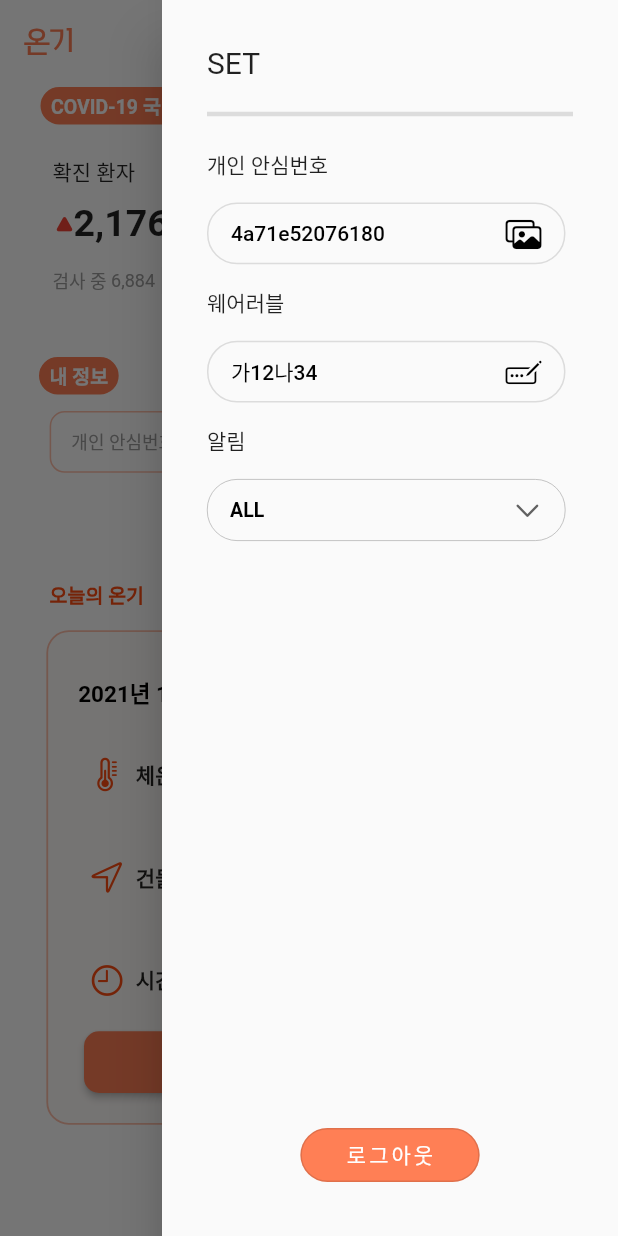
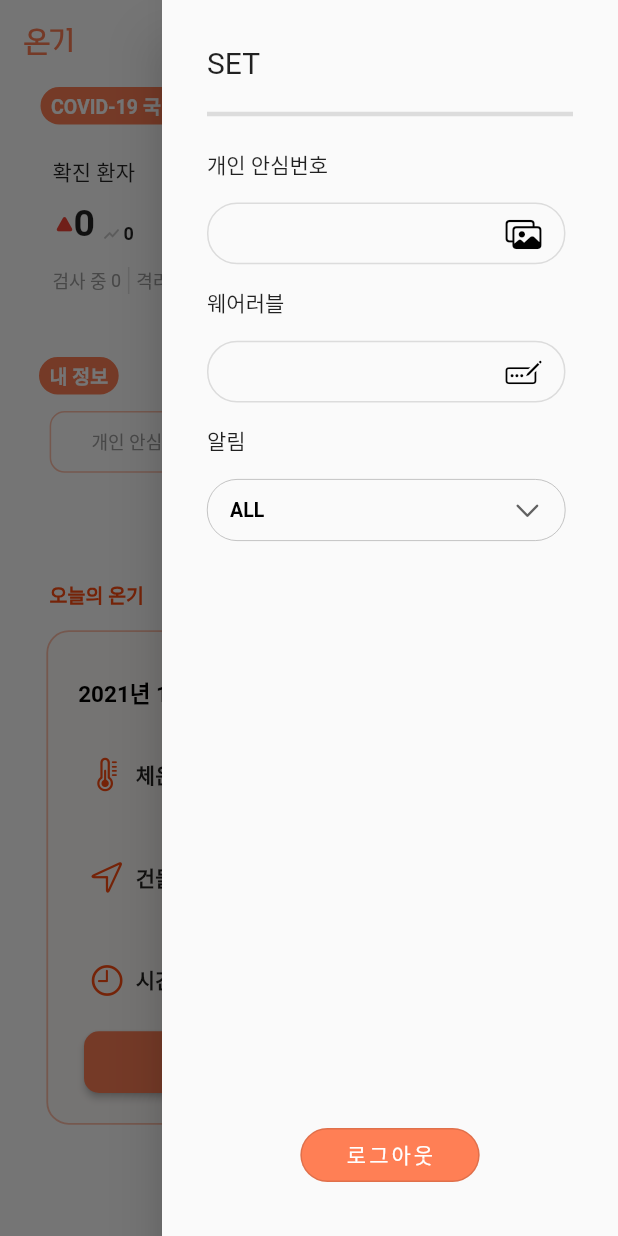
Before and after one commit to kangsy0058/NFC_2021_APP, a Flutter app: the App screen opened directly, after a tap on the "menu" icon, on a phone screen of 412 x 824 dp. Run offline on Flutter 3.47's test engine with Material 2 defaults, Android fonts, the phone set to English and light mode, and no system bars; our stand-ins replace firebase_auth, firebase_core, firebase_messaging, flutter_signin_button, get, google_sign_in and 4 more; missing offline and left inert: dart:ffi, flutter_barcode_scanner, flutter_web_auth, nfc_manager, xml2json; accounts and stored records are empty; network calls fail.

```diff
--- a/lib/data/corna.dart
+++ b/lib/data/corna.dart
@@ -1,34 +1,27 @@
 import 'package:intl/intl.dart';
 import 'package:http/http.dart' as http;
 import 'dart:convert' as convert;
-
 import 'package:xml2json/xml2json.dart';
 
-
-class CBoard {
-  var  decide, clear, exam;
-  // var date;
+dynamic  decide="0", clear="0", exam="0",tot="0";
 String date = "00.00 00:00";
 
 var  _coronaJson;
+
 String _serviceKey = "M8J0A7jAfaLHLHj9D0X1lnYa4XJtbC4fuymKw4y81OniBFdyb1IeE%2BZXE4A7WE0RfhlVO%2Bd2tuxIZ4qH5fmBQQ%3D%3D";
-  // String _today = DateFormat("yyyyMMdd").format(DateTime.now());
-  // String _yesterday = DateFormat("yyyyMMdd").format(DateTime(
-  //   DateTime
-  //       .now()
-  //       .subtract(Duration(days: 1))
-  //       .year,
-  //   DateTime
-  //       .now()
-  //       .subtract(Duration(days: 1))
-  //       .month,
-  //   DateTime
-  //       .now()
-  //       .subtract(Duration(days: 1))
-  //       .day,
-  // ));
 
 String _today = DateFormat("yyyyMMdd").format(DateTime(
+  DateTime
+      .now()
+      .year,
+  DateTime
+      .now()
+      .month,
+  DateTime
+      .now()
+      .day,
+));
+String _yesterday = DateFormat("yyyyMMdd").format(DateTime(
   DateTime
       .now()
       .subtract(Duration(days: 1))
@@ -42,33 +35,13 @@ class CBoard {
       .subtract(Duration(days: 1))
       .day,
 ));
-  String _yesterday = DateFormat("yyyyMMdd").format(DateTime(
-    DateTime
-        .now()
-        .subtract(Duration(days: 2))
-        .year,
-    DateTime
-        .now()
-        .subtract(Duration(days: 2))
-        .month,
-    DateTime
-        .now()
-        .subtract(Duration(days: 2))
-        .day,
-  ));
 String _baseUrl = "openapi.data.go.kr";
 String _getData = "/openapi/service/rest/Covid19/getCovid19InfStateJson";
 
-
-  Future<int> getDecide() async{
-    decide = int.parse(_coronaJson[0]["decideCnt"]) -
-        int.parse(_coronaJson[1]["decideCnt"]); //확진자
-    return await decide;
+String numberWithComma(int param){
+  return new NumberFormat('###,###,###,###').format(param).replaceAll(' ', '');
 }
-
 cornaInit() async {
-    // print("cornaInit");
-    //api호출하고 res까지만 받은 상태 1.date값 datenow로 변경,2.xml data parsing
   final queryParameters = {
     //하하 % URI 인코딩이 뭐가 문제가 있다 %를 25로 문제!!
     'serviceKey': Uri.decodeFull(
@@ -82,7 +55,11 @@ class CBoard {
       _baseUrl,
       _getData,
       queryParameters);
+
+
   var response = await http.get(url); //api 요청
+
+
   if (response.statusCode == 200) { //정상일 경우
     final xml = response.body; //boy값만 xml
     final xml2json = Xml2Json()
@@ -92,25 +69,24 @@ class CBoard {
 
     _coronaJson = convert.jsonDecode(
         json)["response"]["body"]["items"]["item"]; //필요한 값만
-      // print(_coronaJson[0]);
+    tot = int.parse(_coronaJson[0]["decideCnt"]);
     decide = int.parse(_coronaJson[0]["decideCnt"]) -
-          int.parse(_coronaJson[1]["decideCnt"]); //확진자
+        int.parse(_coronaJson.last["decideCnt"]); //확진자
     date = _coronaJson[0]["stateDt"] + " " + _coronaJson[0]["stateTime"];
     date = date.substring(4);
-      cBoard.date = date.substring(0, 2) + "." + date.substring(2); //기준시간
+    date = date.substring(0, 2) + "." + date.substring(2); //기준시간
+    clear = int.parse(_coronaJson[0]["clearCnt"]) -
+        int.parse(_coronaJson.last["clearCnt"]); //격리해제
+    exam = int.parse(_coronaJson[0]["examCnt"]) -
+        int.parse(_coronaJson.last["examCnt"]); //검사자
 
-      clear = int.parse(_coronaJson[0]["clearCnt"]) -
-          int.parse(_coronaJson[1]["clearCnt"]); //격리해제
-      exam = int.parse(_coronaJson[0]["examCnt"]) -
-          int.parse(_coronaJson[1]["examCnt"]); //검사자
+    decide = numberWithComma(decide);
+    clear = numberWithComma(clear);
+    exam = numberWithComma(exam);
+    tot = numberWithComma(tot);
+
   } else {
     print(
         'Request failed with status: ${response.statusCode}.');
   }
 }
-
-
-}
-
-
-CBoard cBoard = CBoard();
--- a/lib/data/user.dart
+++ b/lib/data/user.dart
@@ -1,10 +1,4 @@
 
-
-
-class NfcUser{
-  String WSN="...";
-  String PSN="...";
-
-
-}
-NfcUser nfcUser = NfcUser();
+String WSN="";
+String PSN="";
+String DisplayName="";
--- a/lib/home_page.dart
+++ b/lib/home_page.dart
@@ -8,6 +8,7 @@ import 'package:flutter/material.dart';
 import 'package:get/get.dart';
 import 'package:nfc_app21/data/corna.dart';
 import 'package:nfc_app21/basics_example.dart';
+import 'package:nfc_app21/data/user.dart';
 import 'package:nfc_app21/log_page.dart';
 import 'package:nfc_app21/main.dart';
 import 'package:http/http.dart' as http;
@@ -18,40 +19,16 @@ class HomePage extends StatefulWidget {
   _HomePageState createState() => _HomePageState();
 }
 
+class _HomePageState extends State<HomePage> {
+  @override
+  void initState() {
+    cornaInit();
 
-void initUserInfo(String uid)  async {
-  final UserController c = Get.find();
-  print(uid);
-  String _baseUrl = "210.119.104.206:8080";
-  String _getData = "/v1/common/user/userinfo";
-  final queryParameters = {
-    'UUID': uid,
-  };
-  var url = Uri.http(
-      _baseUrl,
-      _getData,
-      queryParameters);
-  var response = await http.get(url);
-  var test = jsonDecode(response.body);
-  print(test["User_log"]["PSN"]);
-  // c.PSN=test["User_log"]["PSN"];
-  // c.PSN=test["User_log"]["PSN"];
+    super.initState();
+  }
 
 
-}
-
-class _HomePageState extends State<HomePage> {
-  CBoard cronaData = CBoard();
-
-  @override
-  void initState() {
-    super.initState();
-    initUserInfo("user13");
-    cronaData.cornaInit();
-  }
   Container buildConfirmedCases() {
-
-
     return Container(
       padding: EdgeInsets.fromLTRB(7, 10, 7, 0),
       margin: EdgeInsets.fromLTRB(2, 10, 2, 0),
@@ -94,8 +71,7 @@ class _HomePageState extends State<HomePage> {
                             size: 12,
                           ),
                           Text(
-                            // cronaData.decide.toString()
-                            "2,176"
+                            decide
                             ,
                             style:
                             TextStyle(fontSize: 25, fontWeight: FontWeight.bold),
@@ -116,7 +92,7 @@ class _HomePageState extends State<HomePage> {
                               ),
                             ),
                             Text(
-                              "327,976",
+                              tot,
                               style: TextStyle(
                                   fontSize: 12, fontWeight: FontWeight.bold),
                             )
@@ -138,7 +114,7 @@ class _HomePageState extends State<HomePage> {
                     Text("검사 중 ",
                         style: TextStyle(fontSize: 12, color: Colors.grey)),
                     // Text(cronaData.exam.toString(),
-                    Text("6,884",
+                    Text(exam,
                         style: TextStyle(fontSize: 12, color: Colors.grey))
                   ],
                 ),
@@ -152,7 +128,7 @@ class _HomePageState extends State<HomePage> {
                     Text("격리해제 ",
                         style: TextStyle(fontSize: 12, color: Colors.grey)),
                     // Text(cronaData.exam.toString(),
-                    Text("3,269",
+                    Text(clear,
                         style: TextStyle(fontSize: 12, color: Colors.grey))
                   ],
                 ),
@@ -165,13 +141,13 @@ class _HomePageState extends State<HomePage> {
 
   }
   Future<String> _fetch1() async {
-
-    return "dkdkd";
+    return "corona";
   }
 
   final UserController user = Get.find();
   @override
   Widget build(BuildContext context) {
+
 
     Color mainColor = Color(0xffff7f55); // 22 찐
     Color pointColor = Color(0xffff4c11); // 가장 찐
@@ -214,7 +190,7 @@ class _HomePageState extends State<HomePage> {
                       size: 16,
                     ),
                   ),
-                  Text(cBoard.date,
+                  Text(date,
                       style: TextStyle(color: Colors.grey, fontSize: 11)),
                 ]),
                 buildConfirmedCases(),
@@ -267,7 +243,7 @@ class _HomePageState extends State<HomePage> {
                             "개인 안심번호",
                             style: TextStyle(fontSize: 12, color: Colors.grey),
                           ),
-                          Text("${user.PSN}",
+                          Text(PSN,
                               style: TextStyle(
                                   fontSize: 13, fontWeight: FontWeight.bold)),
                         ],
@@ -293,7 +269,7 @@ class _HomePageState extends State<HomePage> {
                           Text("디바이스",
                               style:
                                   TextStyle(fontSize: 12, color: Colors.grey)),
-                          Text("${user.WSN}",
+                          Text(WSN,
                               style: TextStyle(
                                   fontSize: 12, fontWeight: FontWeight.bold))
                         ],
@@ -313,8 +289,6 @@ class _HomePageState extends State<HomePage> {
 
                   });
 
-                  //print(cBoard.date);
-                  print(cronaData.date);
                 }, child: Text("    ")),
                 // TextButton(
                 //     onPressed: () async {
--- a/lib/main.dart
+++ b/lib/main.dart
@@ -14,6 +14,7 @@ import 'package:image_picker/image_picker.dart';
 import 'package:intl/date_symbol_data_local.dart';
 import 'package:nfc_app21/common/initPSN.dart';
 import 'package:nfc_app21/common/initWSN.dart';
+import 'package:nfc_app21/data/user.dart';
 import 'package:nfc_app21/dataInit_page.dart';
 import 'package:nfc_app21/home_page.dart';
 import 'package:nfc_app21/log_page.dart';
@@ -21,6 +22,8 @@ import 'package:nfc_app21/setting_page.dart';
 import 'package:nfc_app21/src/FB.dart';
 import 'package:nfc_app21/src/FB_home.dart';
 import 'package:nfc_app21/src/login.dart';
+
+import 'data/corna.dart';
 
 Future<void> _messageHandler(RemoteMessage message) async {
   print('background message ${message.notification.body}');
@@ -136,7 +139,6 @@ Container buildAccountOption(
                   .size
                   .height,null),
             );
-
           }else{
             Get.dialog(
               initPSN(MediaQuery
@@ -147,9 +149,7 @@ Container buildAccountOption(
                   .size
                   .height,null),
             );
-
           }
-
         },
         child: Row(
           mainAxisAlignment: MainAxisAlignment.spaceBetween,
@@ -183,17 +183,14 @@ class _AppState extends State<App> {
 
   int selectedIndex = 0;
   final List<Widget> _children = [HomePage(), LogPage(), SettingPage()];
-
   var _currentIndex = 0;
-
   List listItem = ['ALL', '긴급'];
-
   String valueChoose = 'ALL';
-
   FirebaseMessaging messaging;
   @override
   void initState() {
     super.initState();
+
 
     FirebaseMessaging messaging;
     messaging = FirebaseMessaging.instance;
@@ -255,10 +252,10 @@ class _AppState extends State<App> {
                       thickness: 3,
                     ),
                     Text("개인 안심번호"),
-                    buildAccountOption(context, "개인안심번호",user.WSN,
+                    buildAccountOption(context, "개인안심번호",WSN,
                         CupertinoIcons.photo_on_rectangle),
                     Text("웨어러블"),
-                    buildAccountOption(context, "디바이스 ",user.PSN,
+                    buildAccountOption(context, "디바이스",PSN,
                         CupertinoIcons.pencil_ellipsis_rectangle),
                     Text("알림"),
                     Container(
--- a/lib/src/controller/notification_controller.dart
+++ b/lib/src/controller/notification_controller.dart
@@ -41,9 +41,6 @@ class PushManager {
 
   }
 }
-
-
-
 
 
 // import 'package:firebase_messaging/firebase_messaging.dart';
```
Also changed, not shown: lib/dataInit_page.dart (+0 -24 lines), lib/src/FB_home.dart (+7 -1 lines), lib/src/login.dart (+0 -22 lines). Lines whose indentation alone changed are shown as unchanged.
